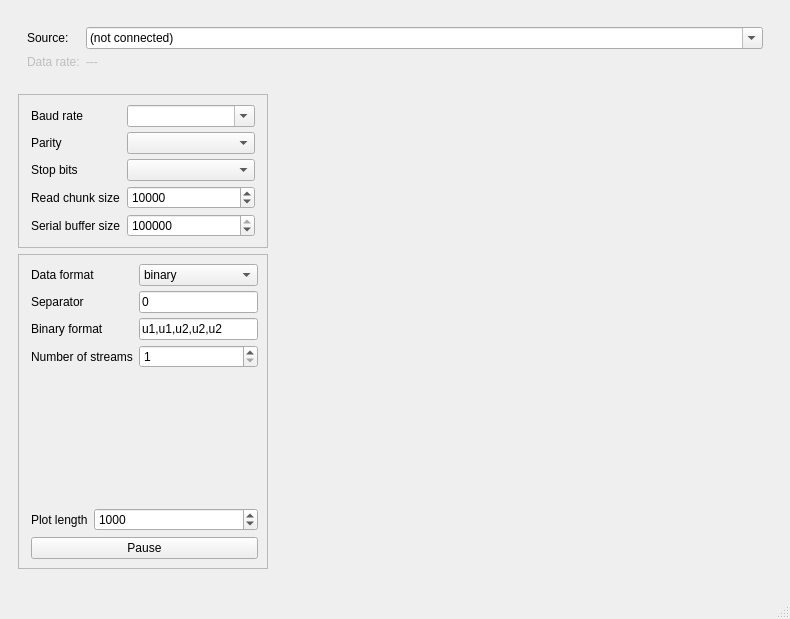
starfishneuroscience/splot, file src/splot/splot.ui: the form before one commit.
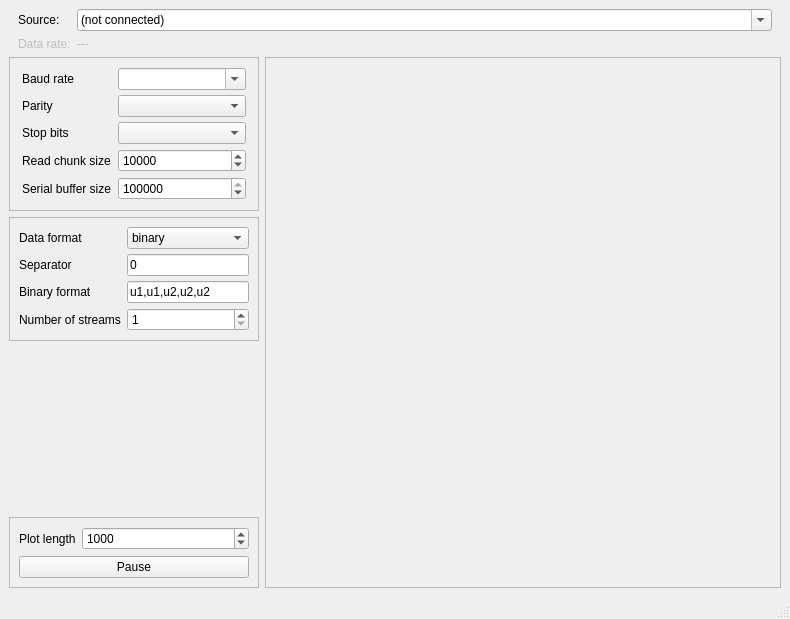
The form after the commit.

Commit message: better layout, match colors to system color scheme

Diff of the .ui file:
```diff
--- a/src/splot/splot.ui
+++ b/src/splot/splot.ui
@@ -15,6 +15,18 @@
   </property>
   <widget class="QWidget" name="centralwidget">
    <layout class="QHBoxLayout" name="horizontalLayout">
+    <property name="leftMargin">
+     <number>0</number>
+    </property>
+    <property name="topMargin">
+     <number>0</number>
+    </property>
+    <property name="rightMargin">
+     <number>0</number>
+    </property>
+    <property name="bottomMargin">
+     <number>0</number>
+    </property>
     <item>
      <widget class="QFrame" name="verticalFrame_2">
       <property name="sizePolicy">
@@ -42,9 +54,18 @@
           <enum>QFrame::Plain</enum>
          </property>
          <layout class="QFormLayout" name="sourceFrame">
+          <property name="fieldGrowthPolicy">
+           <enum>QFormLayout::ExpandingFieldsGrow</enum>
+          </property>
           <property name="formAlignment">
            <set>Qt::AlignLeading|Qt::AlignLeft|Qt::AlignTop</set>
           </property>
+          <property name="topMargin">
+           <number>0</number>
+          </property>
+          <property name="bottomMargin">
+           <number>0</number>
+          </property>
           <item row="0" column="0">
            <widget class="QLabel" name="sourceLabel">
             <property name="sizePolicy">
@@ -138,13 +159,13 @@
              <number>0</number>
             </property>
             <property name="topMargin">
-             <number>10</number>
+             <number>0</number>
             </property>
             <property name="rightMargin">
              <number>0</number>
             </property>
             <property name="bottomMargin">
-             <number>10</number>
+             <number>0</number>
             </property>
             <item>
              <widget class="QFrame" name="serialParametersFrame">
@@ -295,21 +316,13 @@
              </widget>
             </item>
             <item>
-             <widget class="QFrame" name="streamProcessorParametersFrame">
-              <property name="enabled">
-               <bool>true</bool>
-              </property>
+             <widget class="QFrame" name="">
               <property name="frameShape">
                <enum>QFrame::StyledPanel</enum>
               </property>
               <property name="frameShadow">
                <enum>QFrame::Raised</enum>
               </property>
-              <layout class="QVBoxLayout" name="verticalLayout_6">
-               <property name="leftMargin">
-                <number>12</number>
-               </property>
-               <item>
                 <layout class="QFormLayout" name="formLayout">
                  <property name="fieldGrowthPolicy">
                   <enum>QFormLayout::ExpandingFieldsGrow</enum>
@@ -411,6 +424,7 @@
                   </widget>
                  </item>
                 </layout>
+             </widget>
                </item>
                <item>
                 <spacer name="verticalSpacer_3">
@@ -426,6 +440,13 @@
                 </spacer>
                </item>
                <item>
+             <widget class="QFrame" name="">
+              <property name="frameShape">
+               <enum>QFrame::StyledPanel</enum>
+              </property>
+              <property name="frameShadow">
+               <enum>QFrame::Raised</enum>
+              </property>
                 <layout class="QFormLayout" name="formLayout_4">
                  <property name="fieldGrowthPolicy">
                   <enum>QFormLayout::ExpandingFieldsGrow</enum>
@@ -459,9 +480,7 @@
                    </property>
                   </widget>
                  </item>
-                </layout>
-               </item>
-               <item>
+               <item row="1" column="0" colspan="2">
                 <widget class="QPushButton" name="pausePushButton">
                  <property name="text">
                   <string>Pause</string>
@@ -479,6 +498,12 @@
          </item>
          <item>
           <widget class="QFrame" name="verticalFrame">
+           <property name="frameShape">
+            <enum>QFrame::StyledPanel</enum>
+           </property>
+           <property name="frameShadow">
+            <enum>QFrame::Raised</enum>
+           </property>
            <layout class="QVBoxLayout" name="plotVBoxLayout"/>
           </widget>
          </item>
```
Lines whose indentation alone changed are shown as unchanged. The commit also changes 1 other file.
